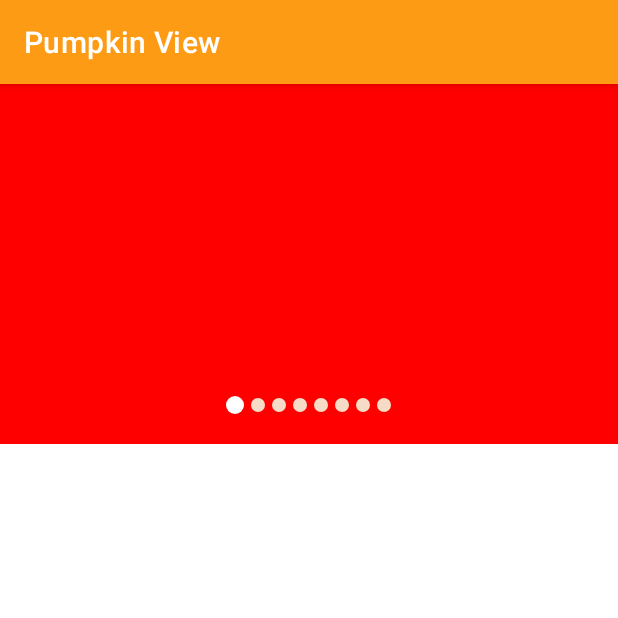
After one commit to chuwuwang/open-android-view, an Android app: the CircleStickIndicatorActivity screen opened directly, with no data from a screen before it, on a phone screen of 412 x 824 dp, the top half of it. The commit adds this screen. Run offline under Robolectric (Android 15) with nearby library versions, the phone set to English and light mode, and no system bars.

Commit message:
feat: add CircleStickIndicator

```diff
--- a/app/src/main/AndroidManifest.xml
+++ b/app/src/main/AndroidManifest.xml
@@ -39,6 +39,7 @@
         <activity android:name=".ui.animation.RippleLikeViewActivity" />
         <activity android:name=".ui.animation.DragRestoredViewActivity" />
         <activity android:name=".ui.animation.StereoBallSportViewActivity" />
+        <activity android:name=".ui.animation.CircleStickIndicatorActivity" />
 
     </application>
 
--- /dev/null
+++ b/app/src/main/java/com/cat/view/customize/animation/CircleStickIndicator.java
@@ -0,0 +1,220 @@
+package com.cat.view.customize.animation;
+
+import android.animation.Animator;
+import android.animation.AnimatorListenerAdapter;
+import android.animation.ValueAnimator;
+import android.content.Context;
+import android.content.res.TypedArray;
+import android.graphics.Canvas;
+import android.graphics.Color;
+import android.graphics.Paint;
+import android.graphics.PaintFlagsDrawFilter;
+import android.graphics.Path;
+import android.util.AttributeSet;
+import android.util.DisplayMetrics;
+import android.util.TypedValue;
+import android.view.View;
+
+import androidx.annotation.Nullable;
+
+import com.cat.view.R;
+
+/**
+ * 圆形粘性指示器
+ */
+public class CircleStickIndicator extends View {
+
+    private int count;
+    private int color;
+    private float radius;
+    private float padding;
+
+    private float currentX;
+    private int currentIndex;
+    private int selectColor;
+    private float selectRadius;
+    private boolean isStickEnable;
+    private boolean isSwitchFinish = true;
+
+    private Paint paint;
+    private Path stickPath;
+    private float stickAnimationX;
+    private ValueAnimator stickAnimator;
+    private final PaintFlagsDrawFilter paintFlagsDrawFilter = new PaintFlagsDrawFilter(0, Paint.ANTI_ALIAS_FLAG | Paint.FILTER_BITMAP_FLAG);
+
+    public CircleStickIndicator(Context context) {
+        this(context, null);
+    }
+
+    public CircleStickIndicator(Context context, @Nullable AttributeSet attrs) {
+        this(context, attrs, 0);
+    }
+
+    public CircleStickIndicator(Context context, @Nullable AttributeSet attrs, int defStyleAttr) {
+        super(context, attrs, defStyleAttr);
+        handleStyleable(context, attrs);
+        init();
+    }
+
+    private void handleStyleable(Context context, AttributeSet attrs) {
+        TypedArray typedArray = context.getTheme().obtainStyledAttributes(attrs, R.styleable.Indicator, 0, 0);
+        try {
+            int padding = dp2px(5);
+            int selectRadius = dp2px(6);
+            int defaultColor = Color.parseColor("#F6DCC7");
+            color = typedArray.getColor(R.styleable.Indicator_indicator_color, defaultColor);
+            radius = typedArray.getDimension(R.styleable.Indicator_indicator_radius, padding);
+            this.padding = typedArray.getDimension(R.styleable.Indicator_indicator_padding, padding);
+            selectColor = typedArray.getColor(R.styleable.Indicator_indicator_selectColor, Color.WHITE);
+            isStickEnable = typedArray.getBoolean(R.styleable.Indicator_indicator_stickEnable, true);
+            this.selectRadius = typedArray.getDimension(R.styleable.Indicator_indicator_selectRadius, selectRadius);
+        } finally {
+            typedArray.recycle();
+        }
+    }
+
+    private void init() {
+        setLayerType(View.LAYER_TYPE_SOFTWARE, null);
+        paint = new Paint();
+        paint.setDither(true);
+        paint.setAntiAlias(true);
+        stickPath = new Path();
+        stickAnimator = new ValueAnimator();
+        stickAnimator.setDuration(500);
+        stickAnimator.addUpdateListener(
+            animation -> {
+                stickAnimationX = (float) animation.getAnimatedValue();
+                invalidate();
+            }
+        );
+    }
+
+    @Override
+    protected void onMeasure(int widthMeasureSpec, int heightMeasureSpec) {
+        super.onMeasure(widthMeasureSpec, heightMeasureSpec);
+        int size = count - 1;
+        int height = (int) selectRadius * 2;
+        int width = (int) (size * radius * 2 + size * padding + selectRadius * 2);
+        final int widthSpecMode = MeasureSpec.getMode(widthMeasureSpec);
+        final int widthSpecSize = MeasureSpec.getSize(widthMeasureSpec);
+        final int heightSpecMode = MeasureSpec.getMode(heightMeasureSpec);
+        final int heightSpecSize = MeasureSpec.getMode(heightMeasureSpec);
+        if (widthSpecMode == MeasureSpec.AT_MOST && heightSpecMode == MeasureSpec.AT_MOST) {
+            setMeasuredDimension(width, height);
+        } else if (widthSpecMode == MeasureSpec.AT_MOST) {
+            setMeasuredDimension(width, heightSpecSize);
+        } else if (heightSpecMode == MeasureSpec.AT_MOST) {
+            setMeasuredDimension(widthSpecSize, height);
+        } else {
+            setMeasuredDimension(width, height);
+        }
+        requestLayout();
+    }
+
+    @Override
+    protected void onDraw(Canvas canvas) {
+        super.onDraw(canvas);
+        canvas.setDrawFilter(paintFlagsDrawFilter);
+        float startX = currentX;
+        float selectX = 0;
+        for (int i = 0; i < count; i++) {
+            if (currentIndex == i) {
+                paint.setStrokeWidth(2);
+                paint.setColor(selectColor);
+                paint.setStyle(Paint.Style.FILL);
+                canvas.drawCircle(startX + selectRadius, selectRadius, selectRadius, paint);
+                selectX = startX + selectRadius;
+                startX += selectRadius * 2 + padding;
+            } else {
+                paint.setColor(color);
+                paint.setStrokeWidth(2);
+                paint.setStyle(Paint.Style.FILL);
+                startX += radius;
+                canvas.drawCircle(startX, selectRadius, radius, paint);
+                startX += radius + padding;
+            }
+        }
+        if (isStickEnable) {
+            if (isSwitchFinish) {
+                stickPath.reset();
+            } else {
+                paint.setColor(selectColor);
+                float quadStartX = selectX;
+                float quadStartY = getHeight() / 2f - selectRadius;
+                stickPath.reset();
+                stickPath.moveTo(quadStartX, quadStartY);
+                stickPath.quadTo(quadStartX + (stickAnimationX - quadStartX) / 2, selectRadius, stickAnimationX, quadStartY);
+                stickPath.lineTo(stickAnimationX, quadStartY + selectRadius * 2);
+                stickPath.quadTo(quadStartX + (stickAnimationX - quadStartX) / 2, selectRadius, quadStartX, quadStartY + selectRadius * 2);
+                stickPath.close();
+                canvas.drawCircle(stickAnimationX, selectRadius, selectRadius, paint);
+                canvas.drawPath(stickPath, paint);
+            }
+        }
+    }
+
+    public void setCurrentIndex(int index) {
+        if (isStickEnable) {
+            invalidateIndex(index);
+        } else {
+            currentIndex = index;
+            invalidate();
+        }
+    }
+
+    public void setCount(int size) {
+        reset();
+        count = size;
+        requestLayout();
+        invalidate();
+    }
+
+    private void invalidateIndex(int index) {
+        boolean running = stickAnimator.isRunning();
+        if (running) {
+            stickAnimator.end();
+        }
+        float startValues = getCurrentIndexX() + selectRadius;
+        if (index > currentIndex) {
+            stickAnimator.setFloatValues(startValues, startValues + padding + radius * 2);
+        } else {
+            stickAnimator.setFloatValues(startValues, startValues - padding - radius * 2);
+        }
+        isSwitchFinish = false;
+        stickAnimator.removeAllListeners();
+        stickAnimator.addListener(
+            new AnimatorListenerAdapter() {
+
+                @Override
+                public void onAnimationEnd(Animator animation) {
+                    isSwitchFinish = true;
+                    currentIndex = index;
+                    invalidate();
+                }
+
+            }
+        );
+        stickAnimator.start();
+    }
+
+
+    private void reset() {
+        count = 0;
+        currentX = 0;
+        currentIndex = 0;
+    }
+
+    private float getCurrentIndexX() {
+        if (currentX < 0) {
+            float translateCount = -currentX / (radius * 2 + padding);
+            return (currentIndex - translateCount) * (radius * 2 + padding);
+        }
+        return currentIndex * (radius * 2 + padding);
+    }
+
+    private int dp2px(int dp) {
+        DisplayMetrics displayMetrics = getResources().getDisplayMetrics();
+        return (int) TypedValue.applyDimension(TypedValue.COMPLEX_UNIT_DIP, dp, displayMetrics);
+    }
+
+}
--- a/app/src/main/java/com/cat/view/ui/animation/AnimationActivity.kt
+++ b/app/src/main/java/com/cat/view/ui/animation/AnimationActivity.kt
@@ -14,6 +14,7 @@ class AnimationActivity : ViewBindingActivity<ActivityAnimationMainBinding>() {
         binding.btnRippleLike.setOnClickListener { openActivity<RippleLikeViewActivity>() }
         binding.btnDragRestored.setOnClickListener { openActivity<DragRestoredViewActivity>() }
         binding.btnStereoBallSport.setOnClickListener { openActivity<StereoBallSportViewActivity>() }
+        binding.btnCircleStickIndicator.setOnClickListener { openActivity<CircleStickIndicatorActivity>() }
     }
 
 }
--- /dev/null
+++ b/app/src/main/java/com/cat/view/ui/animation/CircleStickIndicatorActivity.kt
@@ -0,0 +1,86 @@
+package com.cat.view.ui.animation
+
+import android.graphics.Color
+import android.view.View
+import android.view.ViewGroup
+import android.widget.FrameLayout
+import androidx.viewpager.widget.PagerAdapter
+import androidx.viewpager.widget.ViewPager.OnPageChangeListener
+import com.cat.view.databinding.ActivityAnimationCircleStickIndicatorBinding
+import com.cat.view.ui.ViewBindingActivity
+
+class CircleStickIndicatorActivity : ViewBindingActivity<ActivityAnimationCircleStickIndicatorBinding>() {
+
+    private val pageAdapter = MyPageAdapter()
+
+    override fun init() {
+        initView()
+    }
+
+    private fun initView() {
+        itemList.add(Color.RED)
+        itemList.add(Color.BLUE)
+        itemList.add(Color.CYAN)
+        itemList.add(Color.GREEN)
+        itemList.add(Color.BLACK)
+        itemList.add(Color.YELLOW)
+        itemList.add(Color.LTGRAY)
+        itemList.add(Color.MAGENTA)
+
+        val listener = object : OnPageChangeListener {
+
+            override fun onPageScrolled(position: Int, positionOffset: Float, positionOffsetPixels: Int) {
+
+            }
+
+            override fun onPageSelected(position: Int) {
+                binding.indicator.setCurrentIndex(position)
+            }
+
+            override fun onPageScrollStateChanged(state: Int) {
+
+            }
+
+        }
+        binding.indicator.setCount(itemList.size)
+        binding.viewPager.adapter = pageAdapter
+        binding.viewPager.addOnPageChangeListener(listener)
+    }
+
+    var itemList: ArrayList<Int> = ArrayList()
+
+    private inner class MyPageAdapter() : PagerAdapter() {
+
+        override fun getCount(): Int {
+            return itemList.size
+        }
+
+        override fun isViewFromObject(view: View, any: Any): Boolean {
+            return view === any
+        }
+
+        override fun instantiateItem(container: ViewGroup, position: Int): Any {
+            val itemView = generateItem(position, itemList[position])
+            container.addView(itemView)
+            return itemView
+        }
+
+        override fun destroyItem(container: ViewGroup, position: Int, obj: Any) {
+            container.removeView(obj as View)
+        }
+
+    }
+
+    private fun generateItem(pos: Int, color: Int): View {
+        val itemView = View(this)
+        val params = FrameLayout.LayoutParams(ViewGroup.LayoutParams.MATCH_PARENT, ViewGroup.LayoutParams.MATCH_PARENT)
+        itemView.layoutParams = params
+        itemView.setBackgroundColor(color)
+        itemView.setOnClickListener {
+            // itemList.remove(pos)
+            // binding.indicator.setCount(itemList.size)
+        }
+        return itemView
+    }
+
+}
--- /dev/null
+++ b/app/src/main/res/layout/activity_animation_circle_stick_indicator.xml
@@ -0,0 +1,21 @@
+<?xml version="1.0" encoding="utf-8"?>
+<RelativeLayout xmlns:android="http://schemas.android.com/apk/res/android"
+    xmlns:app="http://schemas.android.com/apk/res-auto"
+    android:layout_width="match_parent"
+    android:layout_height="match_parent">
+
+    <androidx.viewpager.widget.ViewPager
+        android:id="@+id/view_pager"
+        android:layout_width="match_parent"
+        android:layout_height="240dp" />
+
+    <com.cat.view.customize.animation.CircleStickIndicator
+        android:id="@+id/indicator"
+        android:layout_width="wrap_content"
+        android:layout_height="wrap_content"
+        android:layout_below="@+id/view_pager"
+        android:layout_centerHorizontal="true"
+        android:layout_marginTop="-32dp"
+        app:indicator_stickEnable="true" />
+
+</RelativeLayout>
```
Also changed, not shown: app/src/main/java/com/cat/view/ui/animation/RippleLikeViewActivity.kt (+5 -5 lines), app/src/main/res/layout/activity_animation_main.xml (+12 -0 lines), app/src/main/res/values/attrs.xml (+9 -0 lines).
